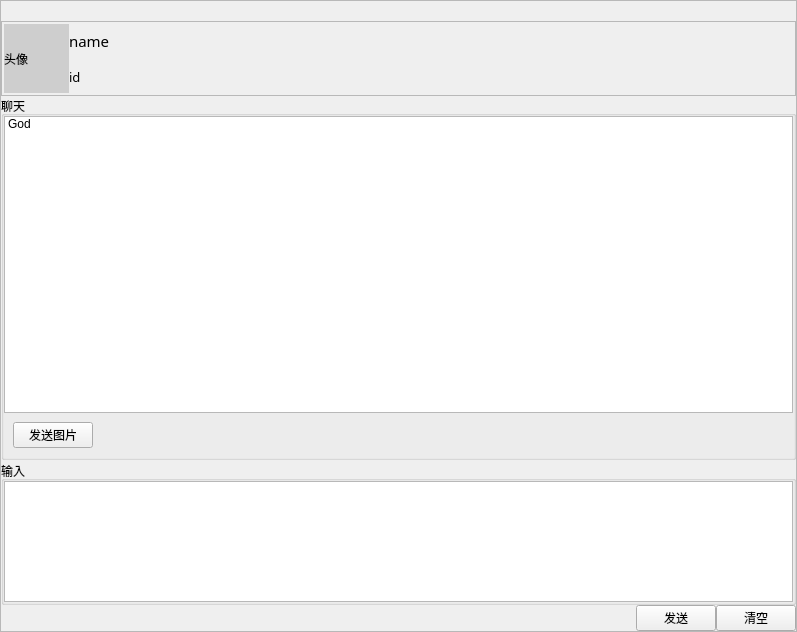
Qt form QQdemo/chat.ui (Mine268/chatroom_qt) before a commit.
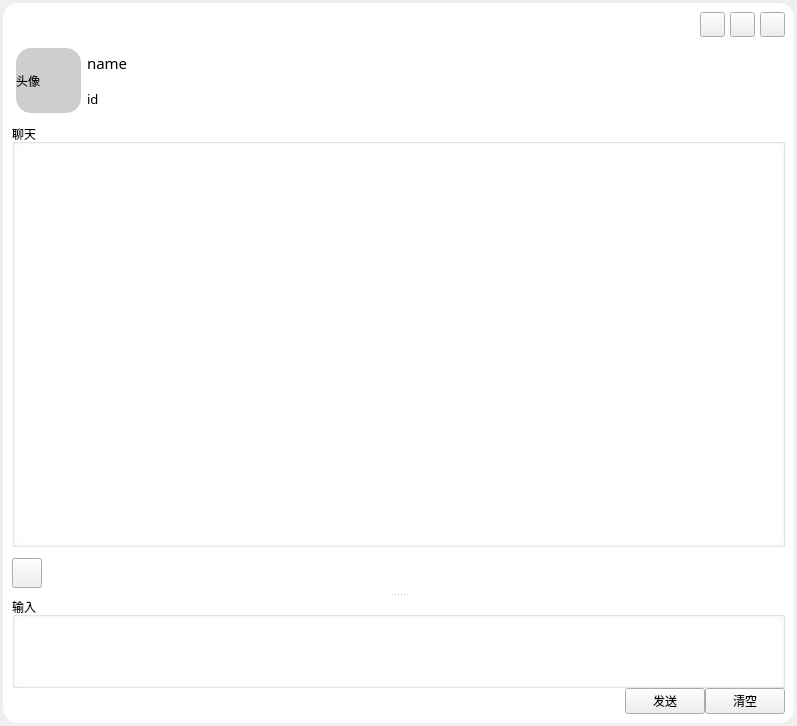
The same form after that commit. Icons and pictures are not drawn.

```diff
--- a/QQdemo/chat.ui
+++ b/QQdemo/chat.ui
@@ -13,24 +13,38 @@
   <property name="windowTitle">
    <string>Form</string>
   </property>
+  <property name="styleSheet">
+   <string notr="true">QWidget#Chat{
+	border-radius:4
+}</string>
+  </property>
   <layout class="QVBoxLayout" name="verticalLayout">
    <property name="spacing">
-    <number>0</number>
+    <number>3</number>
    </property>
    <property name="leftMargin">
-    <number>0</number>
+    <number>3</number>
    </property>
    <property name="topMargin">
-    <number>0</number>
+    <number>3</number>
    </property>
    <property name="rightMargin">
-    <number>0</number>
+    <number>3</number>
    </property>
    <property name="bottomMargin">
-    <number>0</number>
+    <number>3</number>
    </property>
    <item>
     <widget class="QFrame" name="frame">
+     <property name="styleSheet">
+      <string notr="true">QFrame
+{
+	background-color:rgb(255,255,255);
+ 
+	border:none;
+	border-radius:15px;
+}</string>
+     </property>
      <property name="frameShape">
       <enum>QFrame::StyledPanel</enum>
      </property>
@@ -38,21 +52,6 @@
       <enum>QFrame::Raised</enum>
      </property>
      <layout class="QVBoxLayout" name="verticalLayout_5">
-      <property name="spacing">
-       <number>0</number>
-      </property>
-      <property name="leftMargin">
-       <number>0</number>
-      </property>
-      <property name="topMargin">
-       <number>0</number>
-      </property>
-      <property name="rightMargin">
-       <number>0</number>
-      </property>
-      <property name="bottomMargin">
-       <number>0</number>
-      </property>
       <item>
        <layout class="QHBoxLayout" name="horizontalLayout">
         <item>
@@ -74,17 +73,17 @@
            <number>5</number>
           </property>
           <item>
-           <widget class="QPushButton" name="minimize">
+           <widget class="QToolButton" name="minimize">
             <property name="minimumSize">
              <size>
-              <width>20</width>
-              <height>20</height>
+              <width>25</width>
+              <height>25</height>
              </size>
             </property>
             <property name="maximumSize">
              <size>
-              <width>20</width>
-              <height>20</height>
+              <width>25</width>
+              <height>25</height>
              </size>
             </property>
             <property name="text">
@@ -100,13 +99,10 @@
               <height>25</height>
              </size>
             </property>
-            <property name="flat">
-             <bool>true</bool>
-            </property>
            </widget>
           </item>
           <item>
-           <widget class="QPushButton" name="maximize">
+           <widget class="QToolButton" name="maximize">
             <property name="sizePolicy">
              <sizepolicy hsizetype="Fixed" vsizetype="Fixed">
               <horstretch>0</horstretch>
@@ -115,14 +111,14 @@
             </property>
             <property name="minimumSize">
              <size>
-              <width>20</width>
-              <height>20</height>
+              <width>25</width>
+              <height>25</height>
              </size>
             </property>
             <property name="maximumSize">
              <size>
-              <width>20</width>
-              <height>20</height>
+              <width>25</width>
+              <height>25</height>
              </size>
             </property>
             <property name="text">
@@ -138,23 +134,20 @@
               <height>20</height>
              </size>
             </property>
-            <property name="flat">
-             <bool>true</bool>
-            </property>
            </widget>
           </item>
           <item>
-           <widget class="QPushButton" name="close">
+           <widget class="QToolButton" name="close">
             <property name="minimumSize">
              <size>
-              <width>20</width>
-              <height>20</height>
+              <width>25</width>
+              <height>25</height>
              </size>
             </property>
             <property name="maximumSize">
              <size>
-              <width>20</width>
-              <height>20</height>
+              <width>25</width>
+              <height>25</height>
              </size>
             </property>
             <property name="text">
@@ -170,9 +163,6 @@
               <height>20</height>
              </size>
             </property>
-            <property name="flat">
-             <bool>true</bool>
-            </property>
            </widget>
           </item>
          </layout>
@@ -193,28 +183,17 @@
         <property name="frameShadow">
          <enum>QFrame::Raised</enum>
         </property>
-        <layout class="QHBoxLayout" name="horizontalLayout_4">
-         <property name="spacing">
-          <number>2</number>
+        <widget class="QWidget" name="">
+         <property name="geometry">
+          <rect>
+           <x>4</x>
+           <y>4</y>
+           <width>176</width>
+           <height>67</height>
+          </rect>
          </property>
-         <property name="leftMargin">
-          <number>2</number>
-         </property>
-         <property name="topMargin">
-          <number>2</number>
-         </property>
-         <property name="rightMargin">
-          <number>2</number>
-         </property>
-         <property name="bottomMargin">
-          <number>2</number>
-         </property>
-         <item>
           <layout class="QGridLayout" name="gridLayout">
-           <property name="horizontalSpacing">
-            <number>0</number>
-           </property>
-           <item row="0" column="0" rowspan="2">
+          <item row="0" column="0">
             <widget class="QLabel" name="picture">
              <property name="minimumSize">
               <size>
@@ -222,6 +201,12 @@
                <height>65</height>
               </size>
              </property>
+            <property name="maximumSize">
+             <size>
+              <width>65</width>
+              <height>65</height>
+             </size>
+            </property>
              <property name="styleSheet">
               <string notr="true">background-color: rgb(206, 206, 206);</string>
              </property>
@@ -231,6 +216,8 @@
             </widget>
            </item>
            <item row="0" column="1">
+           <layout class="QVBoxLayout" name="verticalLayout_7">
+            <item>
             <widget class="QLabel" name="name">
              <property name="minimumSize">
               <size>
@@ -249,7 +236,7 @@
              </property>
             </widget>
            </item>
-           <item row="1" column="1">
+            <item>
             <widget class="QLabel" name="id">
              <property name="minimumSize">
               <size>
@@ -270,30 +257,11 @@
            </item>
           </layout>
          </item>
-         <item>
-          <spacer name="horizontalSpacer_3">
-           <property name="orientation">
-            <enum>Qt::Horizontal</enum>
-           </property>
-           <property name="sizeHint" stdset="0">
-            <size>
-             <width>617</width>
-             <height>20</height>
-            </size>
-           </property>
-          </spacer>
-         </item>
-        </layout>
-       </widget>
+         </layout>
+        </widget>
+       </widget>
       </item>
       <item>
-       <widget class="QSplitter" name="splitter">
-        <property name="orientation">
-         <enum>Qt::Vertical</enum>
-        </property>
-        <property name="handleWidth">
-         <number>1</number>
-        </property>
         <widget class="QGroupBox" name="groupBox">
          <property name="title">
           <string>聊天</string>
@@ -315,33 +283,105 @@
            <number>0</number>
           </property>
           <item>
+          <widget class="QFrame" name="frame_2">
+           <property name="frameShape">
+            <enum>QFrame::StyledPanel</enum>
+           </property>
+           <property name="frameShadow">
+            <enum>QFrame::Raised</enum>
+           </property>
+           <layout class="QVBoxLayout" name="verticalLayout_6">
+            <property name="spacing">
+             <number>0</number>
+            </property>
+            <property name="leftMargin">
+             <number>0</number>
+            </property>
+            <property name="topMargin">
+             <number>0</number>
+            </property>
+            <property name="rightMargin">
+             <number>0</number>
+            </property>
+            <property name="bottomMargin">
+             <number>0</number>
+            </property>
+            <item>
            <widget class="QListWidget" name="contents">
-            <item>
-             <property name="text">
-              <string>God</string>
-             </property>
-            </item>
-           </widget>
-          </item>
-          <item>
-           <widget class="QWidget" name="widget_2" native="true">
             <property name="minimumSize">
              <size>
               <width>0</width>
-              <height>30</height>
+                <height>400</height>
+               </size>
+              </property>
+             </widget>
+            </item>
+           </layout>
+          </widget>
+         </item>
+        </layout>
+       </widget>
+      </item>
+      <item>
+       <widget class="QSplitter" name="splitter">
+        <property name="orientation">
+         <enum>Qt::Vertical</enum>
+        </property>
+        <widget class="QWidget" name="widget_2" native="true">
+         <property name="minimumSize">
+          <size>
+           <width>30</width>
+           <height>40</height>
+          </size>
+         </property>
+         <property name="maximumSize">
+          <size>
+           <width>9999</width>
+           <height>40</height>
              </size>
             </property>
             <layout class="QHBoxLayout" name="horizontalLayout_5">
+          <property name="spacing">
+           <number>0</number>
+          </property>
+          <property name="leftMargin">
+           <number>0</number>
+          </property>
+          <property name="topMargin">
+           <number>0</number>
+          </property>
+          <property name="rightMargin">
+           <number>0</number>
+          </property>
+          <property name="bottomMargin">
+           <number>0</number>
+          </property>
              <item>
-              <widget class="QPushButton" name="send_2">
+           <widget class="QToolButton" name="toolButton">
+            <property name="minimumSize">
+             <size>
+              <width>30</width>
+              <height>30</height>
+             </size>
+            </property>
                <property name="maximumSize">
                 <size>
-                 <width>80</width>
+              <width>30</width>
                  <height>30</height>
                 </size>
                </property>
                <property name="text">
-                <string>发送图片</string>
+             <string/>
+            </property>
+            <property name="icon">
+             <iconset resource="icos.qrc">
+              <normaloff>:/tool/emotion1.png</normaloff>:/tool/emotion1.png</iconset>
+            </property>
+            <property name="iconSize">
+             <size>
+              <width>30</width>
+              <height>30</height>
+             </size>
                </property>
               </widget>
              </item>
@@ -352,14 +392,11 @@
                </property>
                <property name="sizeHint" stdset="0">
                 <size>
-                 <width>690</width>
+              <width>736</width>
                  <height>20</height>
                 </size>
                </property>
               </spacer>
-             </item>
-            </layout>
-           </widget>
           </item>
          </layout>
         </widget>
@@ -390,17 +427,7 @@
               <number>0</number>
              </property>
              <item>
-              <widget class="QTextEdit" name="MyMsg">
-               <property name="maximumSize">
-                <size>
-                 <width>16777215</width>
-                 <height>400</height>
-                </size>
-               </property>
-               <property name="sizeAdjustPolicy">
-                <enum>QAbstractScrollArea::AdjustToContentsOnFirstShow</enum>
-               </property>
-              </widget>
+              <widget class="QTextEdit" name="MyMsg"/>
              </item>
             </layout>
            </widget>
```
Lines whose indentation alone changed are shown as unchanged.
